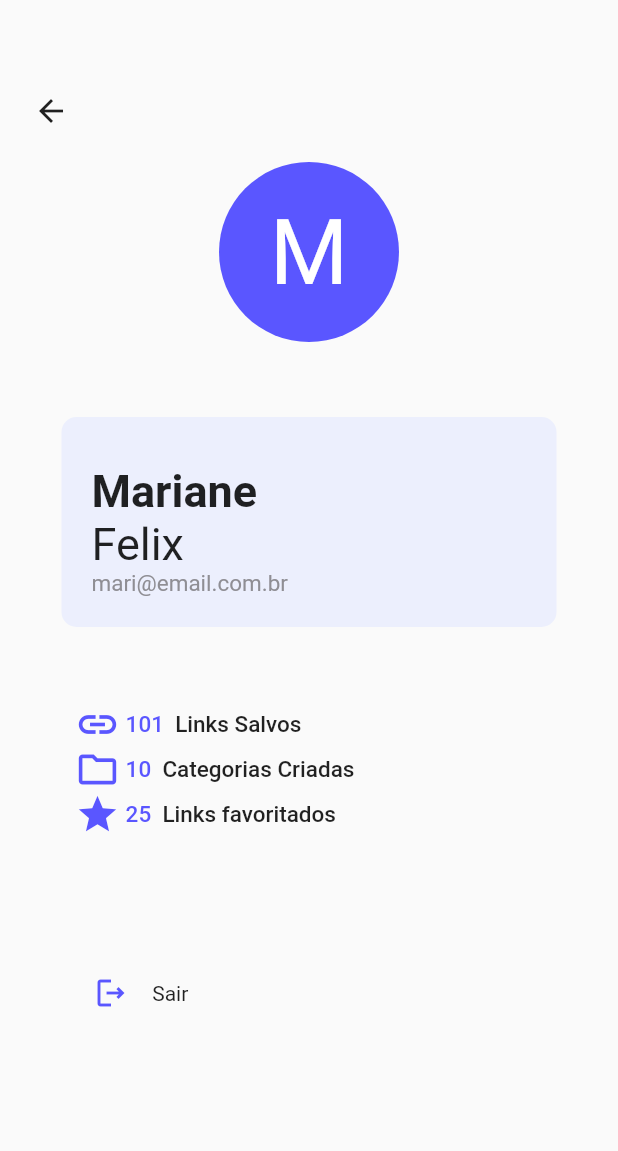
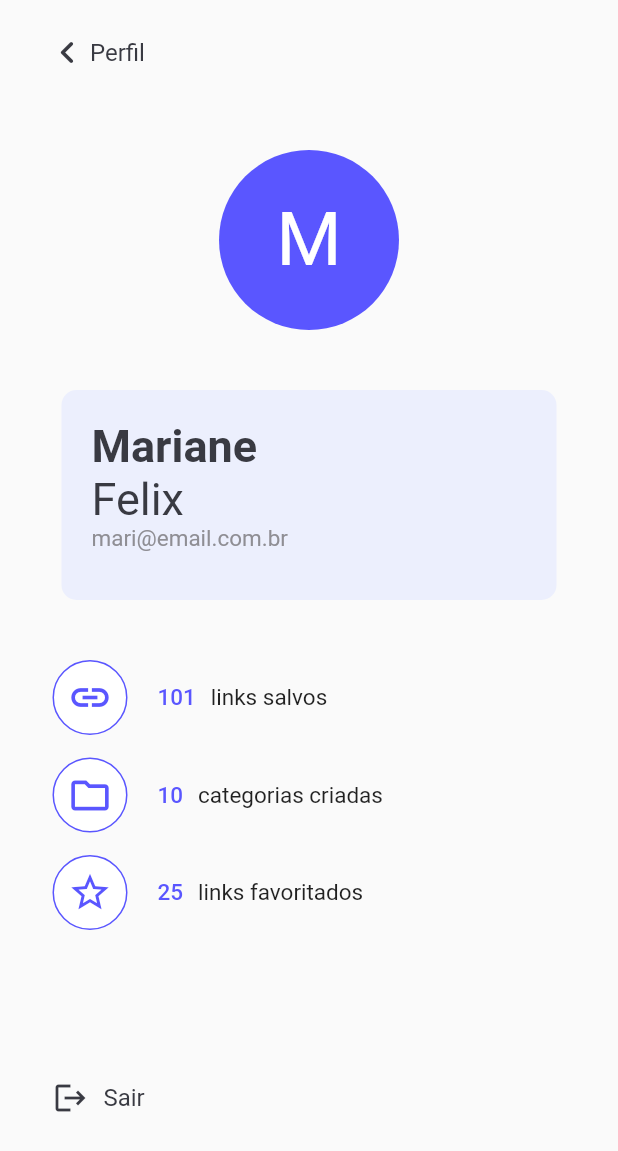
Before and after one commit to marianefelix/save-me, a Flutter app: the ScaffoldBase screen opened directly with empty values, after a tap on an icon or button, on a phone screen of 412 x 824 dp. Shown: the top 1151 px of the screen. Run offline on Flutter 3.47's test engine with Material 2 defaults, Android fonts, the phone set to English and light mode, and no system bars; our stand-ins replace flutter_svg, share.

Commit message:
Aprimora estilização da tela de perfil

```diff
--- a/app/lib/ui/pages/profile/profile.dart
+++ b/app/lib/ui/pages/profile/profile.dart
@@ -1,8 +1,6 @@
 import 'package:app/ui/pages/login/login.dart';
-import 'package:app/ui/utils/ScaffoldBase/scaffold_base.dart';
 import 'package:app/ui/utils/custom_colors.dart';
 import 'package:flutter/material.dart';
-import 'package:flutter_svg/svg.dart';
 
 class Profile extends StatefulWidget {
   const Profile({Key? key}) : super(key: key);
@@ -14,24 +12,47 @@ class Profile extends StatefulWidget {
 class _ProfileState extends State<Profile> {
   @override
   Widget build(BuildContext context) {
-    return MaterialApp(
-      home: Scaffold(
-        body: Column(
-          children: <Widget>[
-            Row(
-              children: <Widget>[
-                Padding(
-                  padding: const EdgeInsets.only(top: 50.0, left: 10),
-                  child: BackButton(
-                      color: Colors.black87,
-                      onPressed: () => {Navigator.pop(context)}),
-                )
+    return Scaffold(
+      appBar: PreferredSize(
+        preferredSize: const Size.fromHeight(90.0),
+        child: SafeArea(
+          child: GestureDetector(
+            onTap: () {
+              Navigator.pop(context);
+            },
+            child: Padding(
+              padding: const EdgeInsets.only(left: 30, top: 20),
+              child: Row(
+                crossAxisAlignment: CrossAxisAlignment.center,
+                children: [
+                  Icon(
+                    Icons.keyboard_arrow_left_rounded,
+                    size: 30,
+                    color: CustomColors.grey[500],
+                  ),
+                  Text(
+                    "Perfil",
+                    style: TextStyle(
+                      color: CustomColors.grey[500],
+                      fontSize: 16,
+                      fontWeight: FontWeight.normal,
+                    ),
+                  ),
                 ],
               ),
-            Row(
-              mainAxisAlignment: MainAxisAlignment.center,
+            ),
+          ),
+        ),
+      ),
+      body: SafeArea(
+        child: Container(
+          padding: const EdgeInsets.only(left: 35, right: 35),
+          child: Column(
             children: <Widget>[
-                Padding(
+              const SizedBox(height: 40),
+
+              Center(
+                child: Padding(
                   padding: const EdgeInsets.only(top: 10.0),
                   child: Container(
                     alignment: Alignment.center,
@@ -41,143 +62,229 @@ class _ProfileState extends State<Profile> {
                       borderRadius: BorderRadius.circular(60.0),
                       color: CustomColors.purple,
                     ),
-                        child: Text(
+                    child: const Text(
                       'M',
-                          style: TextStyle(fontSize: 60, color: Colors.white),
-                        ))),
-              ],
+                      style: TextStyle(
+                        fontSize: 50,
+                        color: CustomColors.white
                       ),
-            Row(mainAxisAlignment: MainAxisAlignment.center, children: <Widget>[
-              Padding(
-                  padding: const EdgeInsets.only(top: 50.0),
-                  child: Container(
+                    )
+                  ),
+                ),
+              ),
+
+              const SizedBox(height: 40),
+
+
+              Container(
                 decoration: BoxDecoration(
                   borderRadius: BorderRadius.circular(10.0),
-                      color: CustomColors.purple.shade200,
+                  color: CustomColors.purple[200],
                 ),
                 height: 140,
                 width: 330,
-                    child: Row(
+                child: Padding(
+                  padding: const EdgeInsets.all(20),
+                  child: Column(
                     children: [
-                        Padding(
-                            padding: const EdgeInsets.all(20.0),
-                            child: Column(
-                              mainAxisAlignment: MainAxisAlignment.end,
-                              crossAxisAlignment: CrossAxisAlignment.start,
+                      Row(
                         children: [
                           Text(
                             'Mariane',
                             style: TextStyle(
                               fontSize: 30,
-                                      fontWeight: FontWeight.bold),
+                              color: CustomColors.grey[500],
+                              fontWeight: FontWeight.bold
                             ),
+                          ),
+                        ],
+                      ),
+
+                      Row(
+                        children: [
                           Text(
                             'Felix',
                             style: TextStyle(
                               fontSize: 30,
-                                      fontWeight: FontWeight.normal),
+                              color: CustomColors.grey[500],
+                              fontWeight: FontWeight.normal
                             ),
+                          ),
+                        ],
+                      ),
+
+                      Row(
+                        children: [
                           Text(
                             'mari@email.com.br',
                             style: TextStyle(
                               fontSize: 15,
                               fontWeight: FontWeight.normal,
-                                      color: CustomColors.grey.shade300),
-                                )
-                              ],
-                            ))
+                              color: CustomColors.grey[300]
+                            ),
+                          ),
                         ],
                       ),
-                  ))
-            ]),
+                    ],
+                  ),
+                ),
+              ),
+
+              const SizedBox(height: 40),
+
               Row(
                 children: [
-                Padding(
-                  padding: const EdgeInsets.all(50.0),
-                  child: Column(
-                    mainAxisAlignment: MainAxisAlignment.end,
-                    crossAxisAlignment: CrossAxisAlignment.start,
-                    children: [
-                      Row(
-                        children: [
-                          Icon(
+                  Container(
+                    margin: const EdgeInsets.only(right: 20),
+                    decoration: BoxDecoration(
+                      border: Border.all(color: CustomColors.purple),
+                      borderRadius: BorderRadius.circular(50),
+                      color: CustomColors.white,
+                    ),
+                    height: 50,
+                    width: 50,
+                    child: const Icon(
                       Icons.link_outlined,
                       color: CustomColors.purple,
                       size: 30.0,
                     ),
-                          Text(' 101 ',
+                  ),
+                  const Padding(
+                    padding: EdgeInsets.only(right: 10),
+                    child: Text(
+                      "101",
                       style: TextStyle(
                         color: CustomColors.purple,
                         fontSize: 15,
-                                  fontWeight: FontWeight.w500)),
-                          Text(' Links Salvos ',
+                        fontWeight: FontWeight.w500
+                      )
+                    ),
+                  ),
+
+                  const Text('links salvos',
                     style: TextStyle(
-                                  fontSize: 15, fontWeight: FontWeight.w500))
+                      fontSize: 15, fontWeight: FontWeight.normal
+                    )
+                  ),
                 ],
               ),
+
+              const SizedBox(height: 15),
+
               Row(
                 children: [
-                          Icon(
+                  Container(
+                    margin: const EdgeInsets.only(right: 20),
+                    decoration: BoxDecoration(
+                      border: Border.all(color: CustomColors.purple),
+                      borderRadius: BorderRadius.circular(50),
+                      color: CustomColors.white,
+                    ),
+                    height: 50,
+                    width: 50,
+                    child: const Icon(
                       Icons.folder_outlined,
                       color: CustomColors.purple,
                       size: 30.0,
                     ),
-                          Text(' 10 ',
+                  ),
+                  const Padding(
+                    padding: EdgeInsets.only(right: 10),
+                    child: Text(
+                      "10",
                       style: TextStyle(
                         color: CustomColors.purple,
                         fontSize: 15,
-                                  fontWeight: FontWeight.w500)),
-                          Text(' Categorias Criadas ',
+                        fontWeight: FontWeight.w500
+                      )
+                    ),
+                  ),
+
+                  const Text('categorias criadas',
                     style: TextStyle(
-                                  fontSize: 15, fontWeight: FontWeight.w500))
+                      fontSize: 15,
+                      fontWeight: FontWeight.normal
+                    )
+                  ),
                 ],
               ),
+
+              const SizedBox(height: 15),
+
               Row(
                 children: [
-                          Icon(
-                            Icons.star_outlined,
+                  Container(
+                    margin: const EdgeInsets.only(right: 20),
+                    decoration: BoxDecoration(
+                      border: Border.all(color: CustomColors.purple),
+                      borderRadius: BorderRadius.circular(50),
+                      color: CustomColors.white,
+                    ),
+                    height: 50,
+                    width: 50,
+                    child: const Icon(
+                      Icons.star_border_outlined,
                       color: CustomColors.purple,
                       size: 30.0,
                     ),
-                          Text(' 25 ',
+                  ),
+                  const Padding(
+                    padding: EdgeInsets.only(right: 10),
+                    child: Text(
+                      "25",
                       style: TextStyle(
                         color: CustomColors.purple,
                         fontSize: 15,
-                                  fontWeight: FontWeight.w500)),
-                          Text(' Links favoritados ',
+                        fontWeight: FontWeight.w500
+                      )
+                    ),
+                  ),
+
+                  const Text('links favoritados',
                     style: TextStyle(
-                                  fontSize: 15, fontWeight: FontWeight.w500))
-                        ],
+                      fontSize: 15,
+                      fontWeight: FontWeight.normal
                     )
+                  ),
                 ],
               ),
+
+              const SizedBox(height: 100),
+
+              GestureDetector(
+              onTap: () {
+                Navigator.pushReplacement(context,
+                  MaterialPageRoute(
+                    builder: (context) => const Login()
                   )
-              ],
-            ),
-            Row(
+                );
+              },
+              child: Row(
+                crossAxisAlignment: CrossAxisAlignment.center,
                 children: [
                   Padding(
-                  padding: const EdgeInsets.only(left: 50, top: 30),
-                  child: Row(children: [
-                    IconButton(
-                      icon: Icon(Icons.logout_outlined),
-                      color: CustomColors.purple,
-                      onPressed: () => {
-                        Navigator.pushReplacement(
-                            context,
-                            MaterialPageRoute(
-                                builder: (context) => const Login()))
-                      },
+                    padding: const EdgeInsets.only(right: 10),
+                    child: Icon(
+                      Icons.logout,
+                      size: 24,
+                      color: CustomColors.grey[500],
                     ),
-                    Text(' Sair')
-                  ]),
-                )
-              ],
-            )
+                  ),
+                  Text(
+                    "Sair",
+                    style: TextStyle(
+                      color: CustomColors.grey[500],
+                      fontSize: 16,
+                      fontWeight: FontWeight.normal,
+                    ),
+                  ),
                 ],
               ),
             ),
-      debugShowCheckedModeBanner: false,
+            ],
+          ),
+        ),
+      ),
     );
   }
 }
--- a/app/lib/ui/utils/ScaffoldBase/components/Header/header.dart
+++ b/app/lib/ui/utils/ScaffoldBase/components/Header/header.dart
@@ -12,8 +12,6 @@ class Header extends StatelessWidget {
   @override
   Widget build(BuildContext context) {
     return SafeArea(
-      child: Container(
-        //color: CustomColors.grey[100],
       child: Padding(
         padding: const EdgeInsets.only(top: 20, bottom: 10, left: 35, right: 20),
         child: Row(
@@ -66,7 +64,6 @@ class Header extends StatelessWidget {
           ],
         ),
       ),
-      ),
     );
   }
 }
```
Lines whose indentation alone changed are shown as unchanged.
